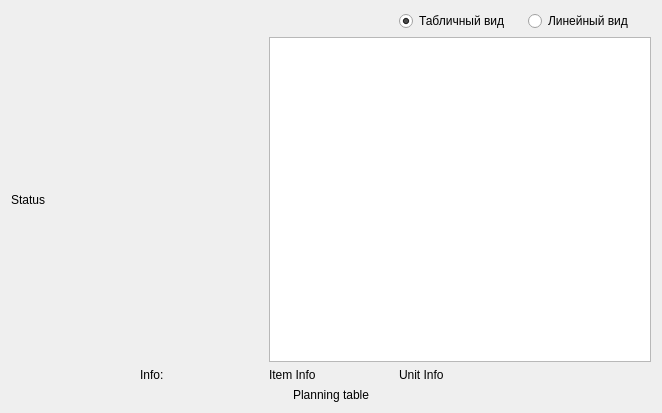
Above: ganttmodel/memoryplanningwidget/memoryplanningwidget.ui from AstyCo/SweetyPie before the change. Below: the same form after it.
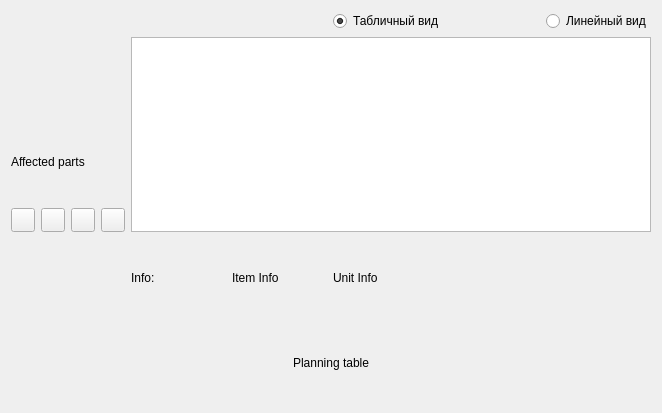
That is the form after the change. Custom widgets are drawn as their Qt base class.

Commit message: MemoryPlanningWidget:: interface & test application

What changed in the file:
```diff
--- a/ganttmodel/memoryplanningwidget/memoryplanningwidget.ui
+++ b/ganttmodel/memoryplanningwidget/memoryplanningwidget.ui
@@ -14,7 +14,34 @@
    <string>Form</string>
   </property>
   <layout class="QGridLayout" name="gridLayout">
-   <item row="0" column="0" colspan="3">
+   <item row="1" column="0" colspan="4">
+    <widget class="KaMemoryLegend" name="kaMemoryLegend" native="true">
+     <property name="sizePolicy">
+      <sizepolicy hsizetype="Preferred" vsizetype="Preferred">
+       <horstretch>0</horstretch>
+       <verstretch>0</verstretch>
+      </sizepolicy>
+     </property>
+    </widget>
+   </item>
+   <item row="0" column="6">
+    <widget class="QRadioButton" name="radioButtonGridView">
+     <property name="text">
+      <string>Табличный вид</string>
+     </property>
+     <property name="checked">
+      <bool>true</bool>
+     </property>
+    </widget>
+   </item>
+   <item row="0" column="7">
+    <widget class="QRadioButton" name="radioButtonLineView">
+     <property name="text">
+      <string>Линейный вид</string>
+     </property>
+    </widget>
+   </item>
+   <item row="0" column="0" colspan="6">
     <spacer name="horizontalSpacer">
      <property name="orientation">
       <enum>Qt::Horizontal</enum>
@@ -27,42 +54,130 @@
      </property>
     </spacer>
    </item>
-   <item row="0" column="3">
-    <widget class="QRadioButton" name="radioButtonGridView">
-     <property name="text">
-      <string>Табличный вид</string>
-     </property>
-     <property name="checked">
-      <bool>true</bool>
-     </property>
-    </widget>
-   </item>
-   <item row="0" column="4">
-    <widget class="QRadioButton" name="radioButtonLineView">
-     <property name="text">
-      <string>Линейный вид</string>
-     </property>
-    </widget>
-   </item>
-   <item row="1" column="0">
-    <widget class="QLabel" name="label">
-     <property name="text">
-      <string>Status</string>
-     </property>
-    </widget>
-   </item>
-   <item row="1" column="2" colspan="3">
+   <item row="1" column="4" rowspan="3" colspan="4">
     <widget class="MemoryView" name="memoryView"/>
    </item>
-   <item row="2" column="2">
+   <item row="2" column="0" colspan="4">
+    <widget class="QLabel" name="crossingParts">
+     <property name="text">
+      <string>Affected parts</string>
+     </property>
+    </widget>
+   </item>
+   <item row="4" column="4">
+    <widget class="QLabel" name="labelInfo">
+     <property name="text">
+      <string>Info:</string>
+     </property>
+    </widget>
+   </item>
+   <item row="3" column="1">
+    <widget class="QPushButton" name="pushButtonFree">
+     <property name="minimumSize">
+      <size>
+       <width>24</width>
+       <height>24</height>
+      </size>
+     </property>
+     <property name="maximumSize">
+      <size>
+       <width>24</width>
+       <height>24</height>
+      </size>
+     </property>
+     <property name="text">
+      <string/>
+     </property>
+    </widget>
+   </item>
+   <item row="4" column="5">
     <widget class="QLabel" name="labelItemInfo">
      <property name="text">
       <string>Item Info</string>
      </property>
     </widget>
    </item>
-   <item row="3" column="0" colspan="5">
-    <widget class="QLabel" name="label_2">
+   <item row="4" column="6">
+    <widget class="QLabel" name="labelUnitInfo">
+     <property name="sizePolicy">
+      <sizepolicy hsizetype="Expanding" vsizetype="Preferred">
+       <horstretch>0</horstretch>
+       <verstretch>0</verstretch>
+      </sizepolicy>
+     </property>
+     <property name="text">
+      <string>Unit Info</string>
+     </property>
+    </widget>
+   </item>
+   <item row="3" column="2">
+    <widget class="QPushButton" name="pushButtonPendingWrite">
+     <property name="minimumSize">
+      <size>
+       <width>24</width>
+       <height>24</height>
+      </size>
+     </property>
+     <property name="maximumSize">
+      <size>
+       <width>24</width>
+       <height>24</height>
+      </size>
+     </property>
+     <property name="text">
+      <string/>
+     </property>
+    </widget>
+   </item>
+   <item row="3" column="0">
+    <widget class="QPushButton" name="pushButtonEmpty">
+     <property name="minimumSize">
+      <size>
+       <width>24</width>
+       <height>24</height>
+      </size>
+     </property>
+     <property name="maximumSize">
+      <size>
+       <width>24</width>
+       <height>24</height>
+      </size>
+     </property>
+     <property name="text">
+      <string/>
+     </property>
+     <property name="flat">
+      <bool>false</bool>
+     </property>
+    </widget>
+   </item>
+   <item row="3" column="3">
+    <widget class="QPushButton" name="pushButtonPendingRead">
+     <property name="minimumSize">
+      <size>
+       <width>24</width>
+       <height>24</height>
+      </size>
+     </property>
+     <property name="maximumSize">
+      <size>
+       <width>24</width>
+       <height>24</height>
+      </size>
+     </property>
+     <property name="text">
+      <string/>
+     </property>
+     <property name="iconSize">
+      <size>
+       <width>4</width>
+       <height>4</height>
+      </size>
+     </property>
+    </widget>
+   </item>
+   <item row="5" column="0" colspan="8">
+    <widget class="QLabel" name="labelPlanningTable">
      <property name="text">
       <string>Planning table</string>
      </property>
@@ -71,20 +186,6 @@
      </property>
     </widget>
    </item>
-   <item row="2" column="3" colspan="2">
-    <widget class="QLabel" name="labelUnitInfo">
-     <property name="text">
-      <string>Unit Info</string>
-     </property>
-    </widget>
-   </item>
-   <item row="2" column="1">
-    <widget class="QLabel" name="labelInfo">
-     <property name="text">
-      <string>Info:</string>
-     </property>
-    </widget>
-   </item>
   </layout>
  </widget>
  <customwidgets>
@@ -93,6 +194,12 @@
    <extends>QGraphicsView</extends>
    <header>memoryview.h</header>
   </customwidget>
+  <customwidget>
+   <class>KaMemoryLegend</class>
+   <extends>QWidget</extends>
+   <header>memoryplanningwidget/kamemorylegend.h</header>
+   <container>1</container>
+  </customwidget>
  </customwidgets>
  <resources/>
  <connections/>
```
The commit also changes 13 other files.
